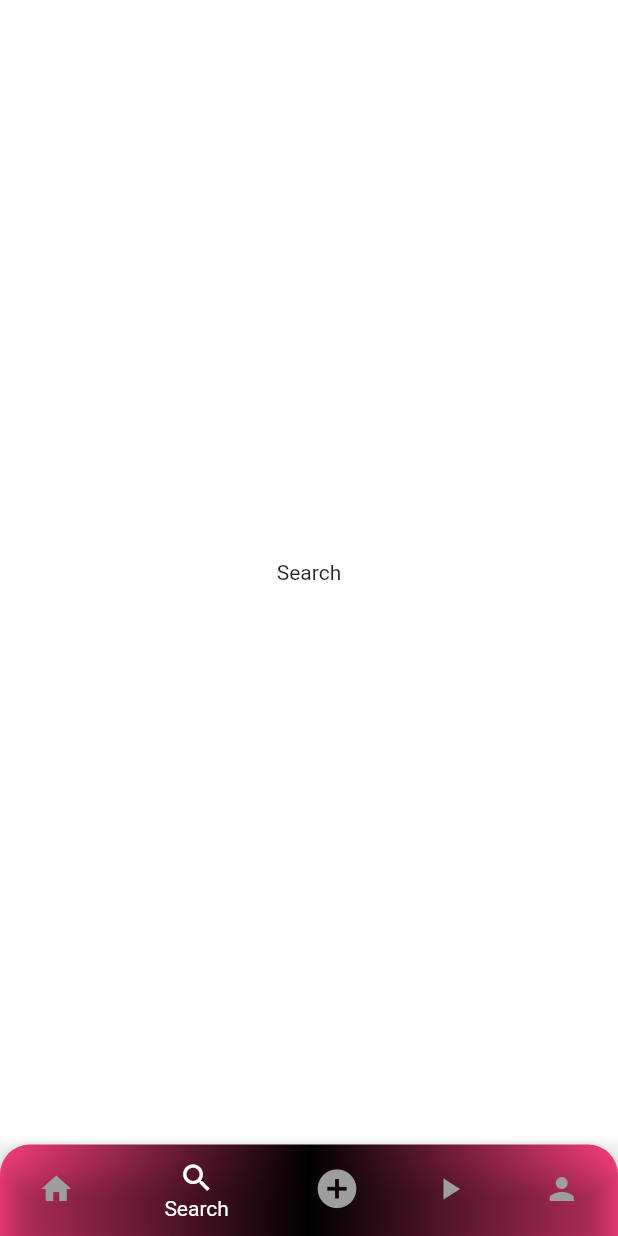
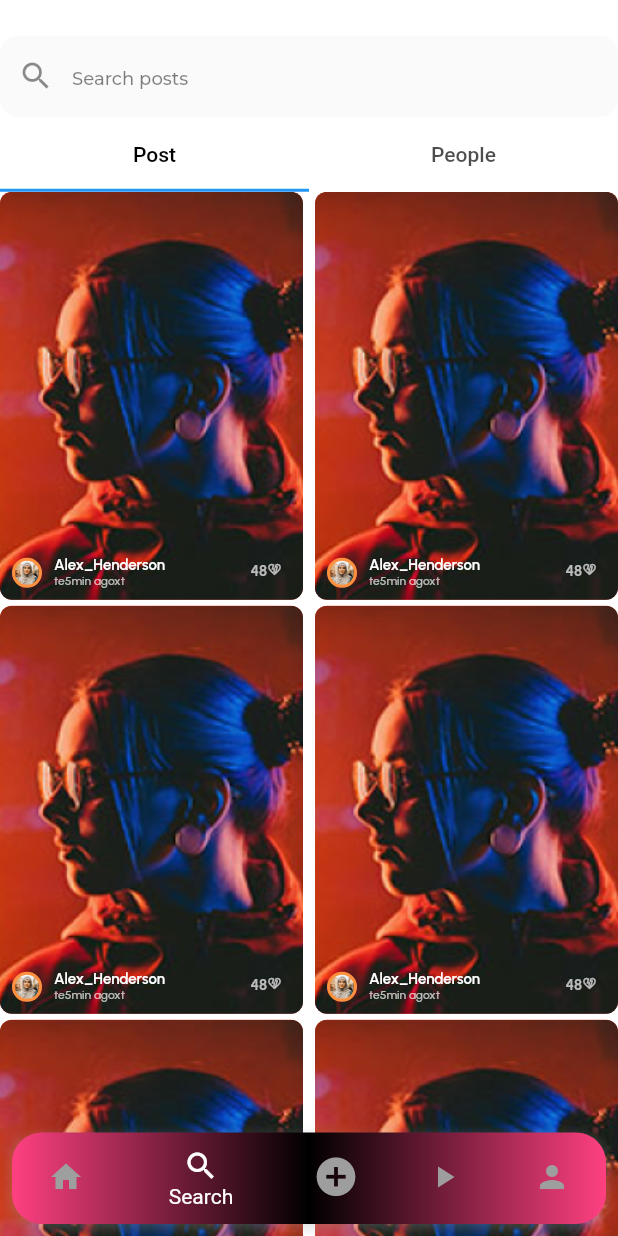
Before and after one commit to TalhaShakel/shootbee, a Flutter app: the BottomNavBar screen opened directly, item 2 of the bottom bar chosen, on a phone screen of 412 x 824 dp. Run offline on Flutter 3.47's test engine with Material 2 defaults, Android fonts, the phone set to English and light mode, and no system bars; our stand-ins replace flutter_screenutil, flutter_spinkit, get, google_fonts, image_picker, smooth_page_indicator and 2 more.

Commit message:
50 % complete

```diff
--- /dev/null
+++ b/lib/Viwes/Searchpages/SearchScreen.dart
@@ -0,0 +1,183 @@
+import 'package:flutter/material.dart';
+import 'package:flutter_screenutil/flutter_screenutil.dart';
+import 'package:shootbee/Viwes/Utils/MyTextFromField.dart';
+import 'package:shootbee/Viwes/Utils/Service&Function.dart';
+import 'package:velocity_x/velocity_x.dart';
+
+import '../Utils/AppColors.dart';
+import '../Utils/MyText.dart';
+
+class SearchScreen extends StatefulWidget {
+  SearchScreen({Key? key});
+
+  @override
+  State<SearchScreen> createState() => _SearchScreenState();
+}
+
+class _SearchScreenState extends State<SearchScreen>
+    with SingleTickerProviderStateMixin {
+  var searchfield = TextEditingController();
+  late TabController tabController;
+  List<Widget> _tabViews = [SearchPost(), Peopels()];
+
+  @override
+  void initState() {
+    super.initState();
+    tabController = TabController(length: 2, vsync: this);
+    // Listen to tab changes and update the views
+    tabController.addListener(() {
+      setState(() {
+        _tabViews = [
+          SearchPost(),
+          Peopels(),
+        ];
+      });
+    });
+  }
+
+  @override
+  void dispose() {
+    tabController.dispose();
+    super.dispose();
+  }
+
+  @override
+  Widget build(BuildContext context) {
+    return Scaffold(
+      body: Column(
+        children: [
+          20.h.heightBox,
+          MyTextField(
+            hintText: "Search posts",
+            controller: searchfield,
+            pIcon: Icons.search,
+          ),
+          TabBar(
+            controller: tabController,
+            tabs: [
+              Tab(
+                text: 'Post',
+              ),
+              Tab(
+                text: 'People',
+              ),
+            ],
+            labelColor: Colors.black,
+          ),
+          Expanded(
+            child: SingleChildScrollView(
+              child: Column(
+                children: [
+                  // Use the _tabViews list to show the current view
+                  _tabViews[tabController.index],
+                ],
+              ),
+            ),
+          ),
+        ],
+      ),
+    );
+  }
+}
+
+class Peopels extends StatelessWidget {
+  const Peopels({
+    super.key,
+  });
+
+  @override
+  Widget build(BuildContext context) {
+    return Container(
+      child: ListTile(
+        title: "Talha".text.make(),
+        subtitle: "talha@gmail.com".text.make(),
+      ),
+    );
+  }
+}
+
+class SearchPost extends StatelessWidget {
+  const SearchPost({
+    super.key,
+  });
+
+  @override
+  Widget build(BuildContext context) {
+    return GridView.builder(
+        physics: const NeverScrollableScrollPhysics(),
+        shrinkWrap: true,
+        itemCount: 20,
+        gridDelegate: const SliverGridDelegateWithFixedCrossAxisCount(
+            crossAxisCount: 2,
+            crossAxisSpacing: 8.0,
+            mainAxisSpacing: 4.0,
+            mainAxisExtent: 272),
+        itemBuilder: (context, index) {
+          return InkWell(
+            onTap: () {
+              // Get.to(() => PostScreen());
+            },
+            child: Container(
+              height: 272,
+              // width: MediaQuery.of(context).size.width * .4,
+              decoration: BoxDecoration(
+                  image: const DecorationImage(
+                      image: AssetImage('assets/ImageGirl.png'),
+                      fit: BoxFit.cover),
+                  color: Colors.red,
+                  borderRadius: BorderRadius.circular(8)),
+              child: Padding(
+                padding: const EdgeInsets.all(8.0),
+                child: Row(
+                  crossAxisAlignment: CrossAxisAlignment.end,
+                  children: [
+                    Container(
+                      height: 20,
+                      width: 20,
+                      decoration: BoxDecoration(
+                          image: const DecorationImage(
+                              image: AssetImage('assets/GirlImage.png')),
+                          shape: BoxShape.circle,
+                          border:
+                              Border.all(color: MyColor.orangeColor, width: 2)),
+                    ),
+                    Utils.horizontalSpacer(8),
+                    Column(
+                      mainAxisAlignment: MainAxisAlignment.end,
+                      crossAxisAlignment: CrossAxisAlignment.start,
+                      children: [
+                        MyText(
+                          text: 'Alex_Henderson',
+                          fontsize: 10,
+                          fontcolor: Colors.white,
+                        ),
+                        MyText(
+                            text: 'te5min agoxt',
+                            fontsize: 8,
+                            fontweight: FontWeight.w500,
+                            fontcolor: Colors.white.withOpacity(.7))
+                      ],
+                    ),
+                    Spacer(),
+                    Padding(
+                      padding: const EdgeInsets.all(6.0),
+                      child: Row(
+                        children: [
+                          MyText(
+                              text: '48',
+                              fontsize: 10,
+                              fontcolor: Colors.white.withOpacity(.7)),
+                          Icon(Icons.heart_broken_outlined,
+                              size: 10, color: Colors.white.withOpacity(.7)),
+                        ],
+                      ),
+                    ),
+                    // Utils.horizontalSpacer(5),
+                  ],
+                ),
+              ),
+            ),
+          );
+        });
+  }
+}
--- a/lib/Viwes/homeScreen/NavbarmainScreen.dart
+++ b/lib/Viwes/homeScreen/NavbarmainScreen.dart
@@ -1,4 +1,12 @@
 import 'package:flutter/material.dart';
+import 'package:get/get.dart';
+import 'package:image_picker/image_picker.dart';
+import 'package:shootbee/Viwes/Searchpages/SearchScreen.dart';
+import 'package:shootbee/Viwes/Shorts/ShortsView.dart';
+import 'package:shootbee/Viwes/Utils/Service&Function.dart';
+import 'package:shootbee/Viwes/homeScreen/VideoPlayerScreen.dart';
+import 'package:shootbee/Viwes/homeScreen/VideoPostScreen.dart';
+import 'package:shootbee/Viwes/homeScreen/postScreen.dart';
 import 'package:shootbee/Viwes/homeScreen/profileScreen.dart';
 
 import 'homeScreen.dart';
@@ -13,9 +21,9 @@ class _BottomNavBarState extends State<BottomNavBar> {
 
   final List<Widget> _widgetOptions = [
     HomeScreen(),
-    Text('Search'),
+    SearchScreen(),
     HomeScreen(),
-    Text('Shorts'),
+    ShortsVideoPlayScreens(),
     profileScreen(),
   ];
 
@@ -28,18 +36,23 @@ class _BottomNavBarState extends State<BottomNavBar> {
   @override
   Widget build(BuildContext context) {
     return Scaffold(
+      extendBody: true,
       body: Center(
         child: _widgetOptions.elementAt(_selectedIndex),
       ),
-      bottomNavigationBar: Container(
+      bottomNavigationBar: Padding(
+        padding: const EdgeInsets.all(8.0),
+        child: Container(
           // height: 100,
           decoration: BoxDecoration(
-          // color: Colors.,
+            // color: Color(0x00ffffff),
             gradient: LinearGradient(
                 colors: [Colors.pinkAccent, Colors.black, Colors.pinkAccent]),
             borderRadius: BorderRadius.only(
               topLeft: Radius.circular(20),
               topRight: Radius.circular(20),
+              bottomLeft: Radius.circular(20),
+              bottomRight: Radius.circular(20),
             ),
             boxShadow: [
               BoxShadow(
@@ -52,8 +65,10 @@ class _BottomNavBarState extends State<BottomNavBar> {
           ),
           child: BottomNavigationBar(
             // selectedIconTheme: IconThemeData(color: Colors.blue),
-          backgroundColor: Colors.transparent,
-
+            backgroundColor: Color(0x00ffffff),
+            elevation: 0, // to get rid of the shadow
+            // transparent, you could use 0x44aaaaff to make it slightly less transparent with a blue hue.
+            // type: BottomNavigationBarType.fixed,
             // fixedColor: Colors.black,
             items: [
               BottomNavigationBarItem(
@@ -105,25 +120,37 @@ class _BottomNavBarState extends State<BottomNavBar> {
                         child: Text('Post'),
                         onTap: () {
                           // handle post
-                        Navigator.pop(context);
+                          Get.to(() => PostScreen());
+                          // Navigator.pop(context);
                         },
                       ),
                     ),
                     PopupMenuItem(
                       child: GestureDetector(
                         child: Text('Story'),
-                      onTap: () {
-                        // handle story
-                        Navigator.pop(context);
-                      },
+                        onTap: () async {},
                       ),
                     ),
                     PopupMenuItem(
                       child: GestureDetector(
                         child: Text('Shorts'),
-                      onTap: () {
+                        onTap: () async {
                           // handle shorts
-                        Navigator.pop(context);
+                          // Get.to(() => VideoPostScreen());
+
+                          XFile? pickedFile;
+                          try {
+                            pickedFile = await selectVideo();
+                            if (pickedFile != null) {
+                              Get.to(
+                                  () => VideoPlayerScreen(video: pickedFile!));
+                            } else {
+                              Get.snackbar('No video selected', '');
+                            }
+                          } catch (e) {
+                            Get.snackbar('Error selecting video', e.toString());
+                          }
+                          // Navigator.pop(context);
                         },
                       ),
                     ),
@@ -136,6 +163,10 @@ class _BottomNavBarState extends State<BottomNavBar> {
             },
           ),
         ),
+      ),
     );
   }
+
+  @override
+  Size get preferredSize => const Size.fromHeight(kToolbarHeight);
 }
--- a/pubspec.yaml
+++ b/pubspec.yaml
@@ -43,6 +43,8 @@ dependencies:
   intl: ^0.17.0
   velocity_x: ^3.6.0
   flutter_screenutil: ^5.7.0
+  video_player: ^2.6.1
+  # video_trimmer: ^2.1.0
 
 dev_dependencies:
   flutter_test:
```
Also changed, not shown: lib/Controllers/MyTabbedController.dart (added, +21 -0 lines), lib/Controllers/VideoPlayerController.dart (added, +27 -0 lines), lib/Viwes/Shorts/ShortsView.dart (added, +75 -0 lines), lib/Viwes/Utils/Service&Function.dart (+18 -0 lines), lib/Viwes/homeScreen/VideoPlayerScreen.dart (added, +128 -0 lines), pubspec.lock, 1 other file. Lines whose indentation alone changed are shown as unchanged.
